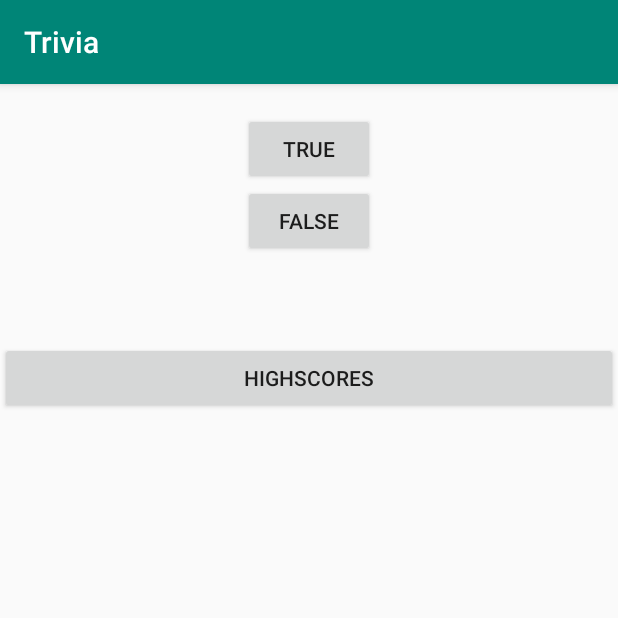
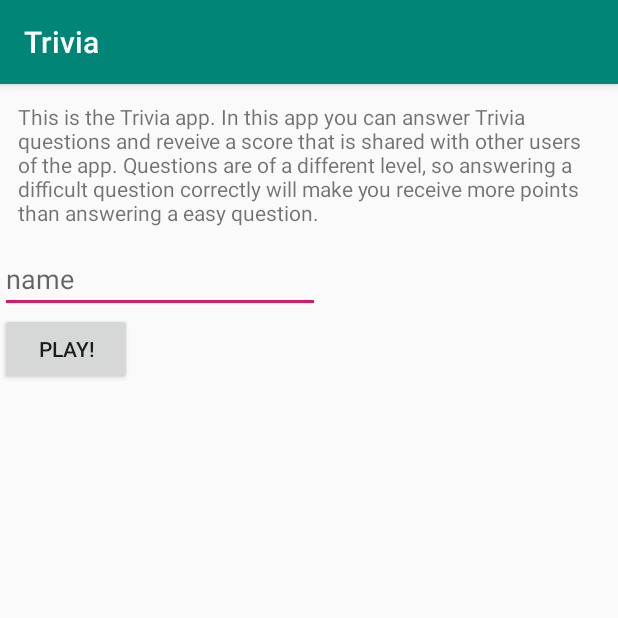
Before and after one commit to Huikie/Trivia, an Android app: the screen it shows after launch (GamePlay before the commit, MainActivity after it), on a phone screen of 412 x 824 dp, the top half of it. Run offline under Robolectric (Android 15) with nearby library versions, the phone set to English and light mode, and no system bars.

Commit message:
All the functionality works. Improvement can be done in the layout.

```diff
--- a/app/src/main/AndroidManifest.xml
+++ b/app/src/main/AndroidManifest.xml
@@ -11,14 +11,15 @@
         android:roundIcon="@mipmap/ic_launcher_round"
         android:supportsRtl="true"
         android:theme="@style/AppTheme">
-        <activity android:name=".GamePlay">
+        <activity android:name=".MainActivity">
             <intent-filter>
                 <action android:name="android.intent.action.MAIN" />
 
                 <category android:name="android.intent.category.LAUNCHER" />
             </intent-filter>
         </activity>
-        <activity android:name=".HighscoresActivity"></activity>
+        <activity android:name=".HighscoresActivity" />
+        <activity android:name=".GamePlay"></activity>
     </application>
 
 </manifest>
--- a/app/src/main/java/com/example/daan/trivia/HighscoreAdapter.java
+++ b/app/src/main/java/com/example/daan/trivia/HighscoreAdapter.java
@@ -28,7 +28,7 @@ public class HighscoreAdapter extends ArrayAdapter<Highscore> {
             convertView = LayoutInflater.from(getContext()).inflate(R.layout.highscore, parent, false);
         }
         int index = position;
-        TextView id = convertView.findViewById(R.id.id);
+        TextView name = convertView.findViewById(R.id.id);
         TextView score = convertView.findViewById(R.id.score);
 //        ImageView image = convertView.findViewById(R.id.food_Image);
 //        TextView food_title = convertView.findViewById(R.id.food);
@@ -42,7 +42,7 @@ public class HighscoreAdapter extends ArrayAdapter<Highscore> {
 //
 //        food_title.setText(name);
 //        food_price.setText(price);
-        id.setText(highscore.get(index).getId());
+        name.setText(highscore.get(index).getName());
         score.setText(highscore.get(index).getScore());
         return convertView;
     }
--- a/app/src/main/java/com/example/daan/trivia/HighscoresActivity.java
+++ b/app/src/main/java/com/example/daan/trivia/HighscoresActivity.java
@@ -7,6 +7,7 @@ import android.widget.ListView;
 import android.widget.Toast;
 
 import java.util.ArrayList;
+import java.util.Collections;
 
 public class HighscoresActivity extends AppCompatActivity implements HighscoresRequest.Callback{
 
@@ -16,10 +17,12 @@ public class HighscoresActivity extends AppCompatActivity implements HighscoresR
         setContentView(R.layout.activity_highscores);
         HighscoresRequest x = new HighscoresRequest(this);
         x.getHighscores(this);
+        //Toast.makeText(this, "Started", Toast.LENGTH_LONG).show();
 }
 
     @Override
     public void gotHighscores(ArrayList<Highscore> highscores) {
+        Collections.sort(highscores);
         Toast.makeText(this, highscores.toString(), Toast.LENGTH_LONG).show();
         HighscoreAdapter itemsAdapter = new HighscoreAdapter(this, R.layout.highscore, highscores);
         ListView highscore_list = findViewById(R.id.highScores);
--- /dev/null
+++ b/app/src/main/java/com/example/daan/trivia/MainActivity.java
@@ -0,0 +1,24 @@
+package com.example.daan.trivia;
+
+import android.content.Intent;
+import android.support.v7.app.AppCompatActivity;
+import android.os.Bundle;
+import android.view.View;
+import android.widget.EditText;
+import android.widget.TextView;
+
+public class MainActivity extends AppCompatActivity {
+
+    @Override
+    protected void onCreate(Bundle savedInstanceState) {
+        super.onCreate(savedInstanceState);
+        setContentView(R.layout.activity_main);
+    }
+    public void startGame(View view){
+        Intent intent = new Intent(MainActivity.this, GamePlay.class);
+        TextView name = findViewById(R.id.name);
+        String name_string = name.getText().toString();
+        intent.putExtra("name", name_string);
+        startActivity(intent);
+    }
+}
--- a/app/src/main/res/layout/activity_game_play.xml
+++ b/app/src/main/res/layout/activity_game_play.xml
@@ -10,7 +10,8 @@
     <TextView
         android:id="@+id/question"
         android:layout_width="match_parent"
-        android:layout_height="wrap_content" />
+        android:layout_height="wrap_content"
+        android:padding="12dp" />
 
     <Button
         android:id="@+id/buttonTrue"
@@ -43,12 +44,4 @@
         android:onClick="toHighscore"
         android:text="Highscores" />
 
-    <Button
-        android:id="@+id/newGame"
-        android:layout_width="match_parent"
-        android:layout_height="wrap_content"
-        android:onClick="newGame"
-        android:text="New game"
-        android:visibility="invisible" />
-
 </LinearLayout>
--- /dev/null
+++ b/app/src/main/res/layout/activity_main.xml
@@ -0,0 +1,31 @@
+<?xml version="1.0" encoding="utf-8"?>
+<LinearLayout xmlns:android="http://schemas.android.com/apk/res/android"
+    xmlns:app="http://schemas.android.com/apk/res-auto"
+    xmlns:tools="http://schemas.android.com/tools"
+    android:layout_width="match_parent"
+    android:layout_height="match_parent"
+    android:orientation="vertical"
+    tools:context=".MainActivity">
+
+    <TextView
+        android:id="@+id/textView"
+        android:layout_width="wrap_content"
+        android:layout_height="wrap_content"
+        android:padding="12dp"
+        android:text="This is the Trivia app. In this app you can answer Trivia questions and reveive a score that is shared with other users of the app. Questions are of a different level, so answering a difficult question correctly will make you receive more points than answering a easy question." />
+
+    <EditText
+        android:id="@+id/name"
+        android:layout_width="wrap_content"
+        android:layout_height="wrap_content"
+        android:ems="10"
+        android:hint="name"
+        android:inputType="textPersonName" />
+
+    <Button
+        android:id="@+id/startButton"
+        android:layout_width="wrap_content"
+        android:layout_height="wrap_content"
+        android:onClick="startGame"
+        android:text="Play!" />
+</LinearLayout>
```
Also changed, not shown: app/src/main/java/com/example/daan/trivia/GamePlay.java (+7 -11 lines), app/src/main/java/com/example/daan/trivia/Highscore.java (+17 -8 lines), app/src/main/java/com/example/daan/trivia/HighscoresPostRequest.java (+33 -11 lines), app/src/main/java/com/example/daan/trivia/HighscoresRequest.java (+4 -3 lines), app/src/main/res/layout/activity_highscores.xml (+10 -1 lines), app/src/main/res/layout/highscore.xml (+7 -4 lines), 4 other files.
